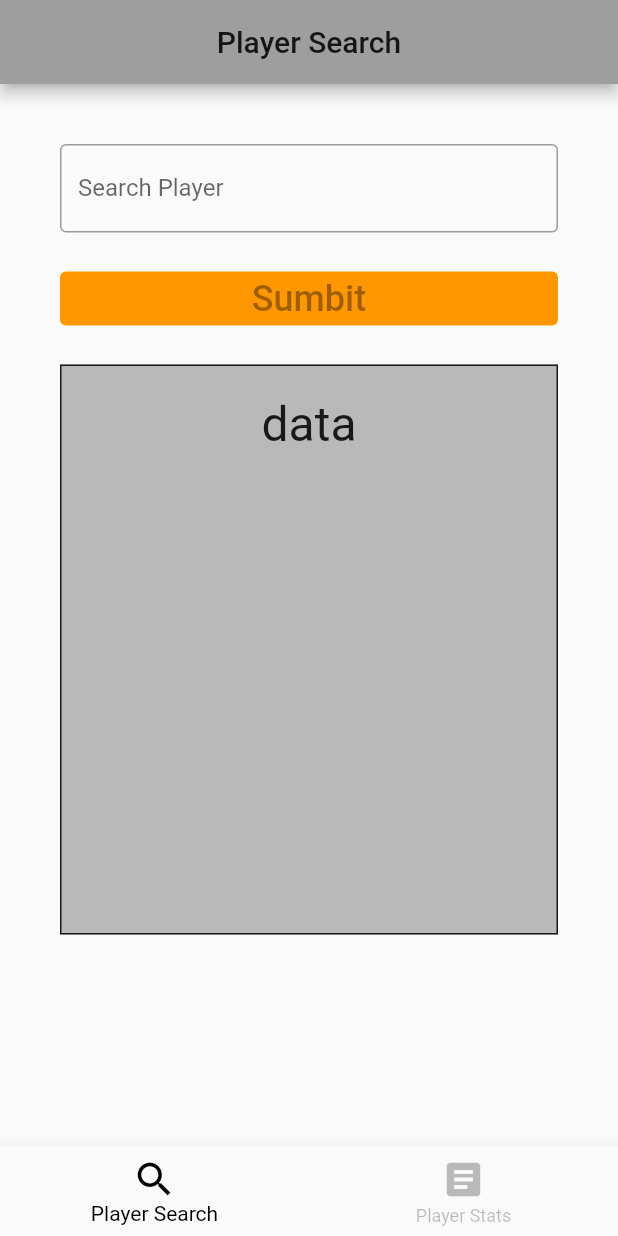
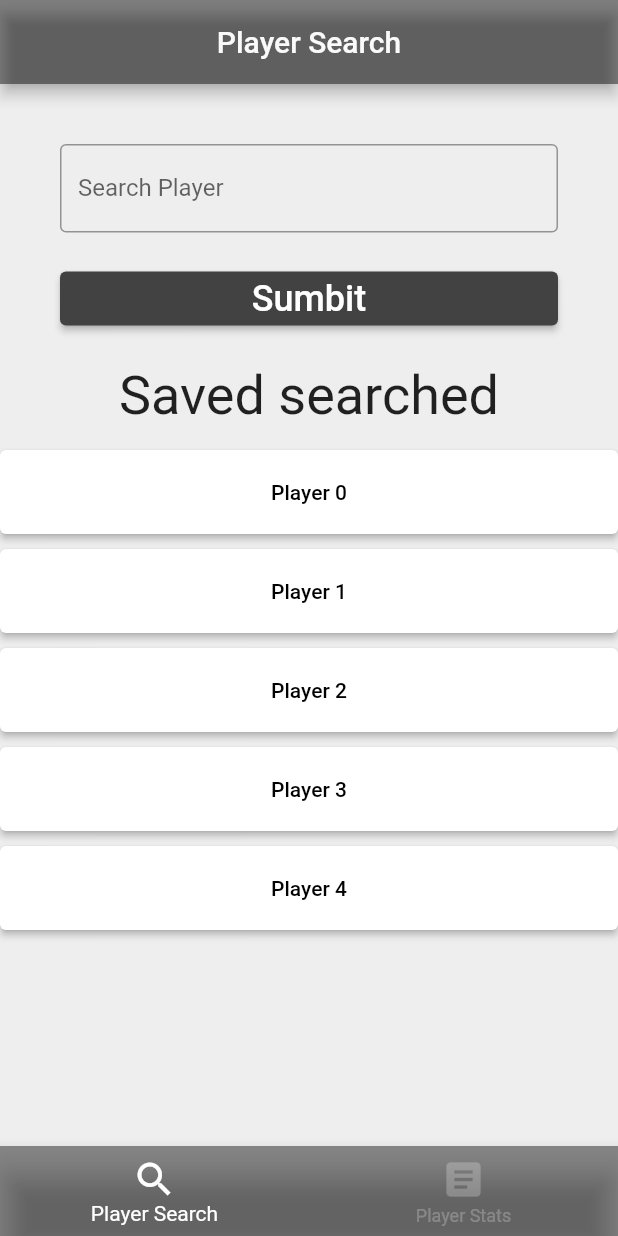
Before and after one commit to Ryan-Jonah/Runescape-Helper, a Flutter app: the screen it shows after launch, on a phone screen of 412 x 824 dp. Run offline on Flutter 3.47's test engine with Material 2 defaults, Android fonts, the light colour scheme and no system bars.

Commit message:
Player Search + Styling
Began work on player search page as well as adding styling polish to the app as a whole (modified colours, removed debug banner, adjusted stats order, etc.)

```diff
--- a/runescape_project/lib/main.dart
+++ b/runescape_project/lib/main.dart
@@ -1,7 +1,4 @@
 import 'package:flutter/material.dart';
-
-import 'dart:async';
-import 'dart:convert';
 
 import 'package:runescape_project/player_stats.dart';
 import 'player_search.dart';
@@ -13,7 +10,8 @@ class MyApp extends StatelessWidget {
   @override
   Widget build(BuildContext context) {
     return MaterialApp(
-      title: 'Hybrid Project',
+      debugShowCheckedModeBanner: false,
+      title: 'Runescape Project',
       theme: ThemeData(
         primarySwatch: Colors.grey,
       ),
@@ -50,9 +48,10 @@ class _MainNavState extends State<MainNav> {
       body: _pages[_selectedIndex],
       bottomNavigationBar: BottomNavigationBar(
         //Styling
+        backgroundColor: Colors.black45,
         iconSize: 30.0,
-        selectedItemColor: Colors.black,
-        unselectedItemColor: Colors.black26,
+        selectedItemColor: Colors.white,
+        unselectedItemColor: Colors.white24,
         //Updates the index when icon is tapped
         currentIndex: _selectedIndex,
         onTap: _onItemTapped,
--- a/runescape_project/lib/player_search.dart
+++ b/runescape_project/lib/player_search.dart
@@ -9,8 +9,13 @@ class _PlayerSearchState extends State<PlayerSearch> {
   @override
   Widget build(BuildContext context) {
     return Scaffold(
+      backgroundColor: Colors.grey[200],
       appBar: AppBar(
-        title: Text('Player Search'),
+        backgroundColor: Colors.black45,
+        title: Text(
+          'Player Search',
+          style: TextStyle(color: Colors.grey[50]),
+        ),
         centerTitle: true,
       ),
       body: Column(
@@ -28,29 +33,40 @@ class _PlayerSearchState extends State<PlayerSearch> {
             width: double.infinity,
             padding: EdgeInsets.symmetric(vertical: 10, horizontal: 40),
             child: ElevatedButton(
-                onPressed: null,
+                onPressed: () {},
                 style: ButtonStyle(
                   backgroundColor:
-                      MaterialStateProperty.all<Color>(Colors.orange),
+                      MaterialStateProperty.all<Color>(Colors.grey[800]),
                 ),
                 child: Text(
                   'Sumbit',
-                  style: TextStyle(fontSize: 24),
+                  style: TextStyle(fontSize: 24, color: Colors.white),
                 )),
           ),
           Container(
-              height: 400,
-              padding: EdgeInsets.symmetric(vertical: 10, horizontal: 40),
-              child: Container(
-                  decoration: BoxDecoration(
-                      color: Colors.black26,
-                      border: Border.all(color: Colors.black87)),
-                  padding: EdgeInsets.all(20),
-                  alignment: Alignment.topCenter,
-                  child: Text(
-                    'data',
-                    style: TextStyle(fontSize: 32),
-                  )))
+            padding: EdgeInsets.symmetric(vertical: 10),
+            child: FittedBox(
+                child: Text(
+              "Saved searched",
+              style: TextStyle(fontSize: 36),
+            )),
+          ),
+          Container(
+              child: Expanded(
+                  child: ListView.builder(
+                      itemCount: 5,
+                      itemBuilder: (context, index) {
+                        return Container(
+                            padding: EdgeInsets.symmetric(vertical: 5),
+                            child: ElevatedButton(
+                                child: Text("Player ${index}"),
+                                style: ButtonStyle(
+                                    padding: MaterialStateProperty.all(
+                                        EdgeInsets.all(20)),
+                                    backgroundColor: MaterialStateProperty.all(
+                                        Colors.white)),
+                                onPressed: () {}));
+                      })))
         ],
       ),
     );
--- a/runescape_project/lib/player_stats.dart
+++ b/runescape_project/lib/player_stats.dart
@@ -15,6 +15,7 @@ class _PlayerStatsState extends State<PlayerStats> {
   //skill and player data
   List<Skill> _skills = <Skill>[];
   String player = "blood visage";
+  String totalLevel = "";
 
   //obtain player's skill information via Runescape's API, then parse the data
   //and assign it to each individual skill object to contain within a list
@@ -41,7 +42,7 @@ class _PlayerStatsState extends State<PlayerStats> {
           switch (skillCount) {
             //Assign skills based on API reponse order
             case 0:
-              skillList.add(new Skill(skill, "Total Level", "total_icon"));
+              totalLevel = skill;
               break;
             case 1:
               skillList.add(new Skill(skill, "Attack Level", "attack_icon"));
@@ -125,19 +126,15 @@ class _PlayerStatsState extends State<PlayerStats> {
               break;
           }
 
-          //Testing purposes
-          debugPrint("""\nSuccessfully loaded: ${skillList[skillCount].name}
-              Rank: ${skillList[skillCount].rank} /
-              Level: ${skillList[skillCount].level} /
-              Exp: ${skillList[skillCount].exp} /
-              Icon: ${skillList[skillCount].icon} """);
-
           //counter for API reponse body
           skillCount++;
         } else
           break;
       }
     }
+    //Add total level to the end to match the game's format
+    skillList.add(new Skill(totalLevel, "Total Level", "total_icon"));
+
     //return instantiated list of skill objects
     return skillList;
   }
@@ -154,15 +151,18 @@ class _PlayerStatsState extends State<PlayerStats> {
 
   Widget build(BuildContext context) {
     return Scaffold(
+        backgroundColor: Colors.grey[200],
         appBar: AppBar(
+          backgroundColor: Colors.black45,
           title: Text(
             'Player Stats for ${player}',
+            style: TextStyle(color: Colors.grey[50]),
           ),
           centerTitle: true,
         ),
         body: GridView.builder(
             gridDelegate: SliverGridDelegateWithFixedCrossAxisCount(
-              childAspectRatio: 1.5,
+              childAspectRatio: 1.85,
               crossAxisCount: 3,
               crossAxisSpacing: 5,
               mainAxisSpacing: 5,
```
